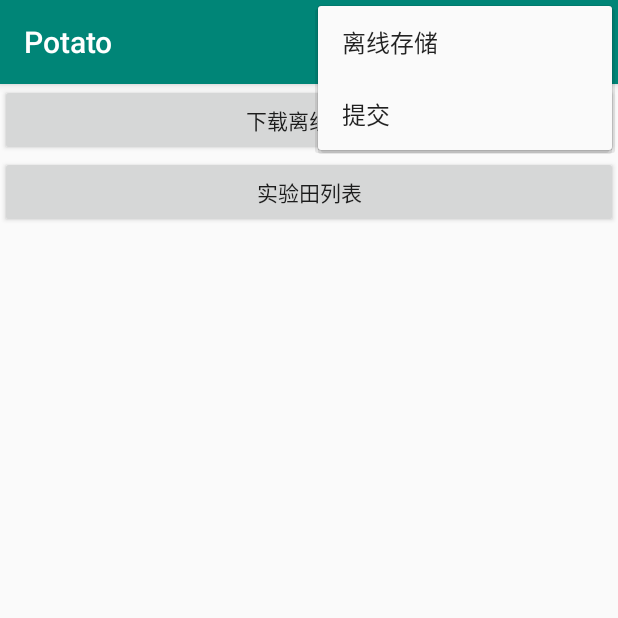
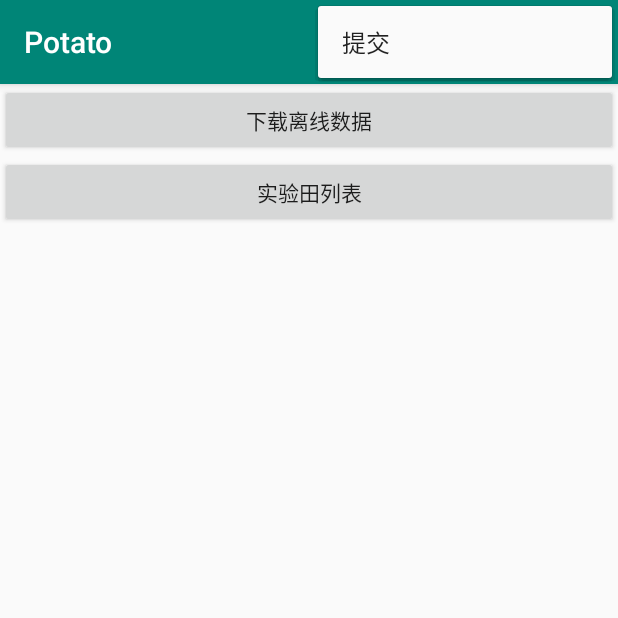
Before and after one commit to CurryYoo/Potato_System, an Android app: the MainActivity screen opened directly, with no data from a screen before it, with the options menu open, on a phone screen of 412 x 824 dp, the top half of it. Run offline under Robolectric (Android 15) with nearby library versions, the phone set to English and light mode, and no system bars; libraries missing offline, so code that uses them is left out: com.facebook.stetho; 2 statements that could not run were skipped.

Commit message:
去掉了不需要的按键

```diff
--- a/app/src/main/java/com/example/kerne/potato/temporarystorage/SaveDataActivity.java
+++ b/app/src/main/java/com/example/kerne/potato/temporarystorage/SaveDataActivity.java
@@ -489,9 +489,9 @@ public class SaveDataActivity extends AppCompatActivity implements View.OnClickL
     @Override
     public boolean onOptionsItemSelected(MenuItem item) {
         switch (item.getItemId()) {
-            case R.id.search:
-                Toast.makeText(this, "Search item selected", Toast.LENGTH_SHORT).show();
-                break;
+//            case R.id.search:
+//                Toast.makeText(this, "Search item selected", Toast.LENGTH_SHORT).show();
+//                break;
             case android.R.id.home:
                 this.finish();
 //                Intent intent = new Intent(this, MainActivity.class);
--- a/app/src/main/res/menu/main.xml
+++ b/app/src/main/res/menu/main.xml
@@ -1,9 +1,9 @@
 <?xml version="1.0" encoding="utf-8"?>
 <menu xmlns:android="http://schemas.android.com/apk/res/android">
 
-    <item
-        android:id="@+id/save_offline"
-        android:title="离线存储" />
+    <!--<item-->
+        <!--android:id="@+id/save_offline"-->
+        <!--android:title="离线存储" />-->
 
     <item
         android:id="@+id/commit"
```
Also changed, not shown: app/src/main/java/com/example/kerne/potato/GeneralActivity.java (+7 -7 lines), app/src/main/res/menu/actions.xml (+6 -6 lines).
